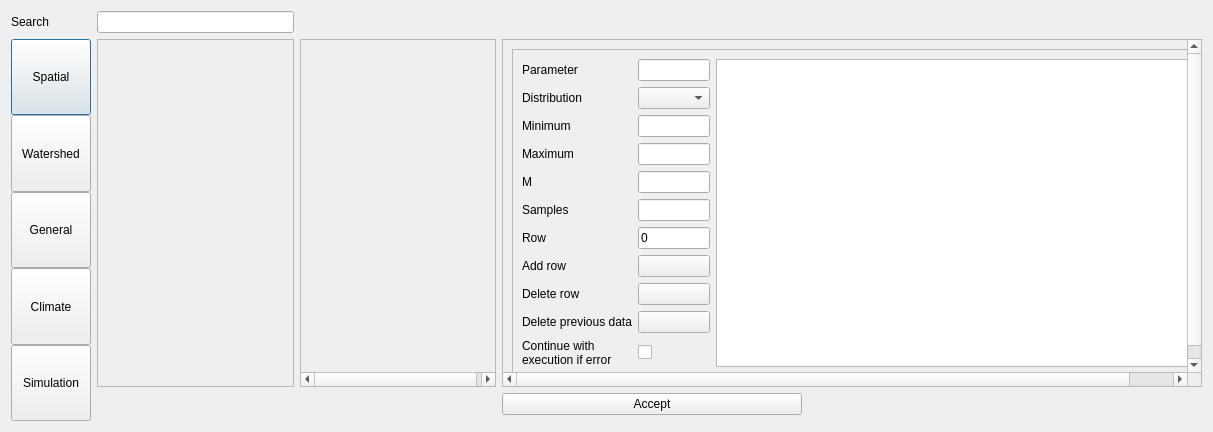
Old version of the form ui/sensitivity.ui in the repository Inigobarbe/QAnnAGNPS.
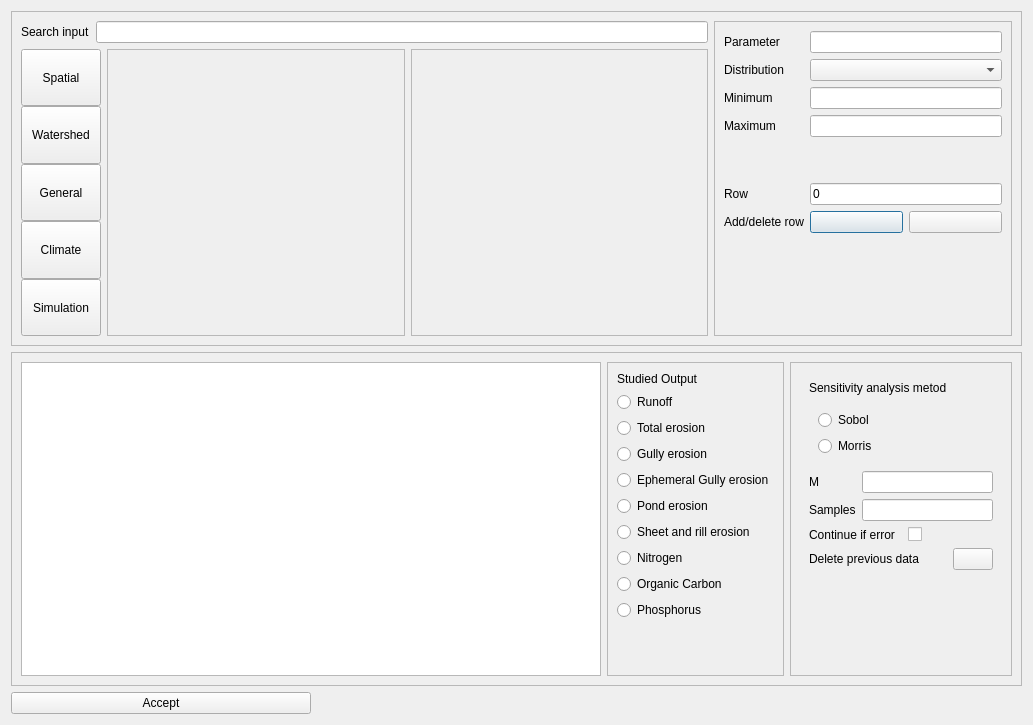
New version of the form.

```diff
--- a/ui/sensitivity.ui
+++ b/ui/sensitivity.ui
@@ -6,25 +6,166 @@
    <rect>
     <x>0</x>
     <y>0</y>
-    <width>1213</width>
-    <height>432</height>
+    <width>1033</width>
+    <height>725</height>
    </rect>
   </property>
   <property name="windowTitle">
    <string>Dialog</string>
   </property>
+  <layout class="QGridLayout" name="gridLayout_5">
+   <item row="0" column="0">
+    <widget class="QFrame" name="frame_6">
+     <property name="frameShape">
+      <enum>QFrame::StyledPanel</enum>
+     </property>
+     <property name="frameShadow">
+      <enum>QFrame::Raised</enum>
+     </property>
   <layout class="QGridLayout" name="gridLayout_4">
-   <item row="0" column="1">
-    <widget class="QLineEdit" name="lineEdit"/>
-   </item>
-   <item row="0" column="0">
+      <item row="0" column="0" colspan="3">
+       <layout class="QHBoxLayout" name="horizontalLayout_2">
+        <item>
     <widget class="QLabel" name="label">
      <property name="text">
-      <string>Search</string>
+           <string>Search input</string>
      </property>
     </widget>
    </item>
-   <item row="1" column="0" rowspan="3">
+        <item>
+         <widget class="QLineEdit" name="search"/>
+        </item>
+       </layout>
+      </item>
+      <item row="0" column="3" rowspan="2">
+       <widget class="QFrame" name="frame_4">
+        <property name="maximumSize">
+         <size>
+          <width>400</width>
+          <height>16777215</height>
+         </size>
+        </property>
+        <property name="frameShape">
+         <enum>QFrame::StyledPanel</enum>
+        </property>
+        <property name="frameShadow">
+         <enum>QFrame::Raised</enum>
+        </property>
+        <layout class="QGridLayout" name="gridLayout_8">
+         <item row="0" column="0">
+          <layout class="QGridLayout" name="gridLayout_3">
+           <item row="3" column="0">
+            <widget class="QLabel" name="label_4">
+             <property name="text">
+              <string>Maximum</string>
+             </property>
+            </widget>
+           </item>
+           <item row="2" column="1">
+            <widget class="QLineEdit" name="first"/>
+           </item>
+           <item row="2" column="0">
+            <widget class="QLabel" name="label_3">
+             <property name="text">
+              <string>Minimum</string>
+             </property>
+            </widget>
+           </item>
+           <item row="1" column="0">
+            <widget class="QLabel" name="label_2">
+             <property name="text">
+              <string>Distribution</string>
+             </property>
+            </widget>
+           </item>
+           <item row="3" column="1">
+            <widget class="QLineEdit" name="second"/>
+           </item>
+           <item row="0" column="0">
+            <widget class="QLabel" name="label_10">
+             <property name="text">
+              <string>Parameter</string>
+             </property>
+            </widget>
+           </item>
+           <item row="10" column="0">
+            <widget class="QLabel" name="label_9">
+             <property name="text">
+              <string>Add/delete row</string>
+             </property>
+            </widget>
+           </item>
+           <item row="1" column="1">
+            <widget class="QComboBox" name="distributions"/>
+           </item>
+           <item row="0" column="1">
+            <widget class="QLineEdit" name="parameter"/>
+           </item>
+           <item row="10" column="1">
+            <layout class="QHBoxLayout" name="horizontalLayout">
+             <item>
+              <widget class="QPushButton" name="add">
+               <property name="text">
+                <string/>
+               </property>
+              </widget>
+             </item>
+             <item>
+              <widget class="QPushButton" name="delete_row">
+               <property name="text">
+                <string/>
+               </property>
+              </widget>
+             </item>
+            </layout>
+           </item>
+           <item row="7" column="0">
+            <widget class="QLabel" name="label_11">
+             <property name="text">
+              <string/>
+             </property>
+            </widget>
+           </item>
+           <item row="8" column="0">
+            <widget class="QLabel" name="label_15">
+             <property name="text">
+              <string/>
+             </property>
+            </widget>
+           </item>
+           <item row="11" column="0">
+            <spacer name="verticalSpacer">
+             <property name="orientation">
+              <enum>Qt::Vertical</enum>
+             </property>
+             <property name="sizeHint" stdset="0">
+              <size>
+               <width>20</width>
+               <height>40</height>
+              </size>
+             </property>
+            </spacer>
+           </item>
+           <item row="9" column="0">
+            <widget class="QLabel" name="label_8">
+             <property name="text">
+              <string>Row</string>
+             </property>
+            </widget>
+           </item>
+           <item row="9" column="1">
+            <widget class="QLineEdit" name="row">
+             <property name="text">
+              <string>0</string>
+             </property>
+            </widget>
+           </item>
+          </layout>
+         </item>
+        </layout>
+       </widget>
+      </item>
+      <item row="1" column="0">
     <layout class="QVBoxLayout" name="verticalLayout" stretch="0,0,0,0,0">
      <property name="spacing">
       <number>0</number>
@@ -133,8 +274,8 @@
        <rect>
         <x>0</x>
         <y>0</y>
-        <width>198</width>
-        <height>357</height>
+           <width>298</width>
+           <height>286</height>
        </rect>
       </property>
       <layout class="QGridLayout" name="gridLayout">
@@ -145,30 +286,38 @@
      </widget>
     </widget>
    </item>
-   <item row="1" column="3">
-    <widget class="QScrollArea" name="scrollArea_2">
-     <property name="minimumSize">
-      <size>
-       <width>700</width>
-       <height>0</height>
-      </size>
-     </property>
+      <item row="1" column="2">
+       <widget class="QScrollArea" name="scrollArea_3">
      <property name="widgetResizable">
       <bool>true</bool>
      </property>
-     <widget class="QWidget" name="scrollAreaWidgetContents_2">
+        <widget class="QWidget" name="scrollAreaWidgetContents_3">
       <property name="geometry">
        <rect>
         <x>0</x>
         <y>0</y>
-        <width>723</width>
-        <height>343</height>
-       </rect>
-      </property>
-      <layout class="QGridLayout" name="gridLayout_2">
+           <width>298</width>
+           <height>286</height>
+          </rect>
+         </property>
+         <property name="minimumSize">
+          <size>
+           <width>200</width>
+           <height>0</height>
+          </size>
+         </property>
+         <layout class="QGridLayout" name="gridLayout_6">
        <item row="0" column="0">
-        <layout class="QVBoxLayout" name="verticalLayout_6">
-         <item>
+           <layout class="QVBoxLayout" name="verticalLayout_3"/>
+          </item>
+         </layout>
+        </widget>
+       </widget>
+      </item>
+     </layout>
+    </widget>
+   </item>
+   <item row="1" column="0">
           <widget class="QFrame" name="frame">
            <property name="frameShape">
             <enum>QFrame::StyledPanel</enum>
@@ -176,80 +325,112 @@
            <property name="frameShadow">
             <enum>QFrame::Raised</enum>
            </property>
-           <layout class="QGridLayout" name="gridLayout_5">
+     <layout class="QGridLayout" name="gridLayout_2">
+      <item row="0" column="2">
+       <widget class="QFrame" name="frame_7">
+        <property name="minimumSize">
+         <size>
+          <width>200</width>
+          <height>0</height>
+         </size>
+        </property>
+        <property name="frameShape">
+         <enum>QFrame::StyledPanel</enum>
+        </property>
+        <property name="frameShadow">
+         <enum>QFrame::Raised</enum>
+        </property>
+        <layout class="QGridLayout" name="gridLayout_11">
+         <item row="0" column="1">
+          <widget class="QFrame" name="frame_8">
+           <property name="minimumSize">
+            <size>
+             <width>200</width>
+             <height>0</height>
+            </size>
+           </property>
+           <property name="frameShape">
+            <enum>QFrame::NoFrame</enum>
+           </property>
+           <property name="frameShadow">
+            <enum>QFrame::Raised</enum>
+           </property>
+           <layout class="QGridLayout" name="gridLayout_12">
+            <item row="1" column="0" colspan="2">
+             <widget class="QFrame" name="frame_2">
+              <property name="frameShape">
+               <enum>QFrame::NoFrame</enum>
+              </property>
+              <property name="frameShadow">
+               <enum>QFrame::Raised</enum>
+              </property>
+              <layout class="QGridLayout" name="gridLayout_10">
             <item row="0" column="0">
-             <layout class="QGridLayout" name="gridLayout_3">
-              <item row="2" column="1">
-               <widget class="QLineEdit" name="first"/>
+                <widget class="QRadioButton" name="sobol">
+                 <property name="text">
+                  <string>Sobol</string>
+                 </property>
+                </widget>
               </item>
               <item row="1" column="0">
-               <widget class="QLabel" name="label_2">
+                <widget class="QRadioButton" name="morris">
                 <property name="text">
-                 <string>Distribution</string>
+                  <string>Morris</string>
                 </property>
                </widget>
               </item>
-              <item row="3" column="0">
-               <widget class="QLabel" name="label_4">
-                <property name="text">
-                 <string>Maximum</string>
-                </property>
-               </widget>
-              </item>
-              <item row="2" column="0">
-               <widget class="QLabel" name="label_3">
-                <property name="text">
-                 <string>Minimum</string>
-                </property>
-               </widget>
-              </item>
-              <item row="4" column="1">
+              </layout>
+             </widget>
+            </item>
+            <item row="2" column="1" colspan="3">
                <widget class="QLineEdit" name="m"/>
               </item>
-              <item row="9" column="0">
-               <widget class="QLabel" name="label_7">
-                <property name="text">
-                 <string>Delete previous data</string>
-                </property>
-               </widget>
-              </item>
-              <item row="4" column="0">
+            <item row="2" column="0">
                <widget class="QLabel" name="label_5">
                 <property name="text">
                  <string>M</string>
                 </property>
                </widget>
               </item>
-              <item row="5" column="1">
+            <item row="0" column="0" colspan="3">
+             <widget class="QLabel" name="label_13">
+              <property name="text">
+               <string>Sensitivity analysis metod</string>
+              </property>
+             </widget>
+            </item>
+            <item row="5" column="0" colspan="3">
+             <widget class="QLabel" name="label_7">
+              <property name="text">
+               <string>Delete previous data</string>
+              </property>
+             </widget>
+            </item>
+            <item row="4" column="0" colspan="2">
+             <widget class="QLabel" name="label_12">
+              <property name="text">
+               <string>Continue if error</string>
+              </property>
+             </widget>
+            </item>
+            <item row="3" column="1" colspan="3">
                <widget class="QLineEdit" name="lineEdit_6"/>
               </item>
-              <item row="3" column="1">
-               <widget class="QLineEdit" name="second"/>
-              </item>
-              <item row="5" column="0">
+            <item row="3" column="0">
                <widget class="QLabel" name="label_6">
                 <property name="text">
                  <string>Samples</string>
                 </property>
                </widget>
               </item>
-              <item row="1" column="1">
-               <widget class="QComboBox" name="distributions"/>
-              </item>
-              <item row="12" column="0">
-               <spacer name="verticalSpacer">
-                <property name="orientation">
-                 <enum>Qt::Vertical</enum>
-                </property>
-                <property name="sizeHint" stdset="0">
-                 <size>
-                  <width>20</width>
-                  <height>40</height>
-                 </size>
-                </property>
-               </spacer>
-              </item>
-              <item row="9" column="1">
+            <item row="4" column="2">
+             <widget class="QCheckBox" name="checkBox">
+              <property name="text">
+               <string/>
+              </property>
+             </widget>
+            </item>
+            <item row="5" column="3">
                <widget class="QPushButton" name="delete_previous">
                 <property name="text">
                  <string/>
@@ -257,122 +438,139 @@
                </widget>
               </item>
               <item row="6" column="0">
-               <widget class="QLabel" name="label_8">
-                <property name="text">
-                 <string>Row</string>
-                </property>
-               </widget>
-              </item>
-              <item row="6" column="1">
-               <widget class="QLineEdit" name="row">
-                <property name="text">
-                 <string>0</string>
-                </property>
+             <spacer name="verticalSpacer_2">
+              <property name="orientation">
+               <enum>Qt::Vertical</enum>
+              </property>
+              <property name="sizeHint" stdset="0">
+               <size>
+                <width>20</width>
+                <height>40</height>
+               </size>
+              </property>
+             </spacer>
+            </item>
+           </layout>
+          </widget>
+         </item>
+        </layout>
                </widget>
               </item>
               <item row="0" column="0">
-               <widget class="QLabel" name="label_10">
-                <property name="text">
-                 <string>Parameter</string>
-                </property>
-               </widget>
-              </item>
-              <item row="7" column="1">
-               <widget class="QPushButton" name="add">
-                <property name="text">
-                 <string/>
-                </property>
-               </widget>
-              </item>
-              <item row="7" column="0">
-               <widget class="QLabel" name="label_9">
-                <property name="text">
-                 <string>Add row</string>
-                </property>
-               </widget>
-              </item>
-              <item row="0" column="1">
-               <widget class="QLineEdit" name="parameter"/>
-              </item>
-              <item row="8" column="0">
-               <widget class="QLabel" name="label_11">
-                <property name="text">
-                 <string>Delete row</string>
-                </property>
-               </widget>
-              </item>
-              <item row="8" column="1">
-               <widget class="QPushButton" name="delete_row">
-                <property name="text">
-                 <string/>
-                </property>
-               </widget>
-              </item>
-              <item row="10" column="1">
-               <widget class="QCheckBox" name="checkBox">
-                <property name="text">
-                 <string/>
-                </property>
-               </widget>
-              </item>
-              <item row="10" column="0">
-               <widget class="QLabel" name="label_12">
-                <property name="text">
-                 <string>Continue with 
-execution if error</string>
-                </property>
-               </widget>
-              </item>
-             </layout>
-            </item>
-            <item row="0" column="1">
              <widget class="QTableWidget" name="table">
               <property name="minimumSize">
                <size>
-                <width>500</width>
+          <width>0</width>
                 <height>0</height>
                </size>
               </property>
              </widget>
             </item>
-           </layout>
-          </widget>
-         </item>
-        </layout>
-       </item>
-      </layout>
-     </widget>
-    </widget>
-   </item>
-   <item row="1" column="2">
-    <widget class="QScrollArea" name="scrollArea_3">
-     <property name="widgetResizable">
-      <bool>true</bool>
-     </property>
-     <widget class="QWidget" name="scrollAreaWidgetContents_3">
-      <property name="geometry">
-       <rect>
-        <x>0</x>
-        <y>0</y>
-        <width>200</width>
-        <height>340</height>
-       </rect>
-      </property>
+      <item row="0" column="1">
+       <widget class="QFrame" name="frame_5">
       <property name="minimumSize">
        <size>
-        <width>200</width>
+          <width>0</width>
         <height>0</height>
        </size>
       </property>
-      <layout class="QGridLayout" name="gridLayout_6">
+        <property name="frameShape">
+         <enum>QFrame::StyledPanel</enum>
+        </property>
+        <property name="frameShadow">
+         <enum>QFrame::Raised</enum>
+        </property>
+        <layout class="QGridLayout" name="gridLayout_9">
+         <item row="1" column="0">
+          <widget class="QRadioButton" name="runoff">
+           <property name="text">
+            <string>Runoff</string>
+           </property>
+          </widget>
+         </item>
+         <item row="8" column="0">
+          <widget class="QRadioButton" name="sheet">
+           <property name="text">
+            <string>Sheet and rill erosion</string>
+           </property>
+          </widget>
+         </item>
+         <item row="7" column="0">
+          <widget class="QRadioButton" name="pond">
+           <property name="text">
+            <string>Pond erosion</string>
+           </property>
+          </widget>
+         </item>
+         <item row="3" column="0">
+          <widget class="QRadioButton" name="gully">
+           <property name="text">
+            <string>Gully erosion</string>
+           </property>
+          </widget>
+         </item>
+         <item row="4" column="0">
+          <widget class="QRadioButton" name="ephemeral">
+           <property name="text">
+            <string>Ephemeral Gully erosion</string>
+           </property>
+          </widget>
+         </item>
+         <item row="9" column="0">
+          <widget class="QRadioButton" name="nitrogen">
+           <property name="text">
+            <string>Nitrogen</string>
+           </property>
+          </widget>
+         </item>
        <item row="0" column="0">
-        <layout class="QVBoxLayout" name="verticalLayout_3"/>
-       </item>
-      </layout>
-     </widget>
+          <widget class="QLabel" name="label_14">
+           <property name="text">
+            <string>Studied Output</string>
+           </property>
+          </widget>
+         </item>
+         <item row="2" column="0">
+          <widget class="QRadioButton" name="total_erosion">
+           <property name="text">
+            <string>Total erosion</string>
+           </property>
+          </widget>
+         </item>
+         <item row="12" column="0">
+          <spacer name="verticalSpacer_3">
+           <property name="orientation">
+            <enum>Qt::Vertical</enum>
+           </property>
+           <property name="sizeHint" stdset="0">
+            <size>
+             <width>20</width>
+             <height>40</height>
+            </size>
+           </property>
+          </spacer>
+         </item>
+         <item row="10" column="0">
+          <widget class="QRadioButton" name="organic">
+           <property name="text">
+            <string>Organic Carbon</string>
+           </property>
+          </widget>
+         </item>
+         <item row="11" column="0">
+          <widget class="QRadioButton" name="radioButton">
+           <property name="text">
+            <string>Phosphorus</string>
+           </property>
+          </widget>
+         </item>
+        </layout>
+       </widget>
+      </item>
+     </layout>
     </widget>
    </item>
-   <item row="2" column="3">
+   <item row="2" column="0">
     <widget class="QPushButton" name="accept">
      <property name="maximumSize">
       <size>
```
Lines whose indentation alone changed are shown as unchanged.
